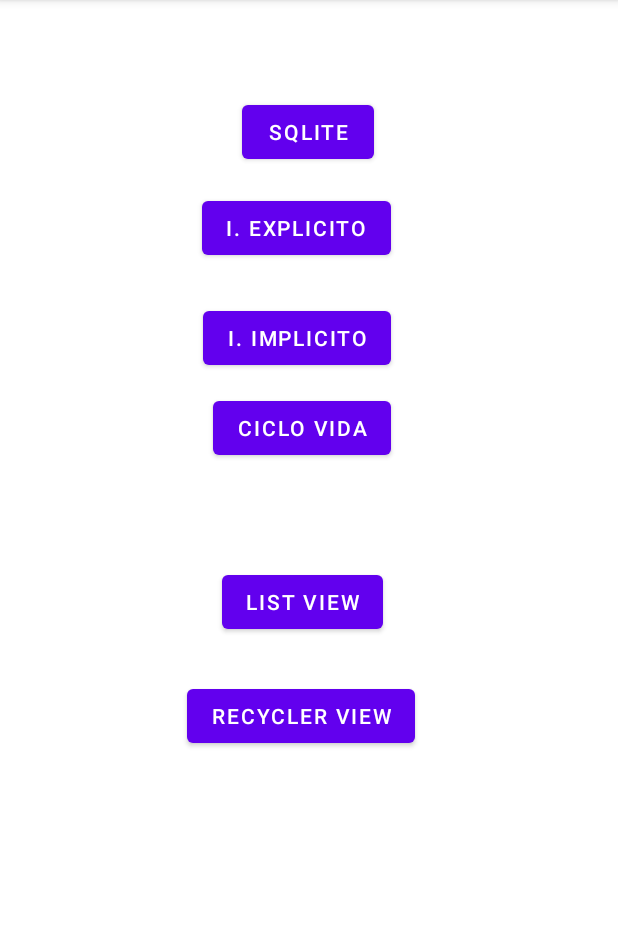
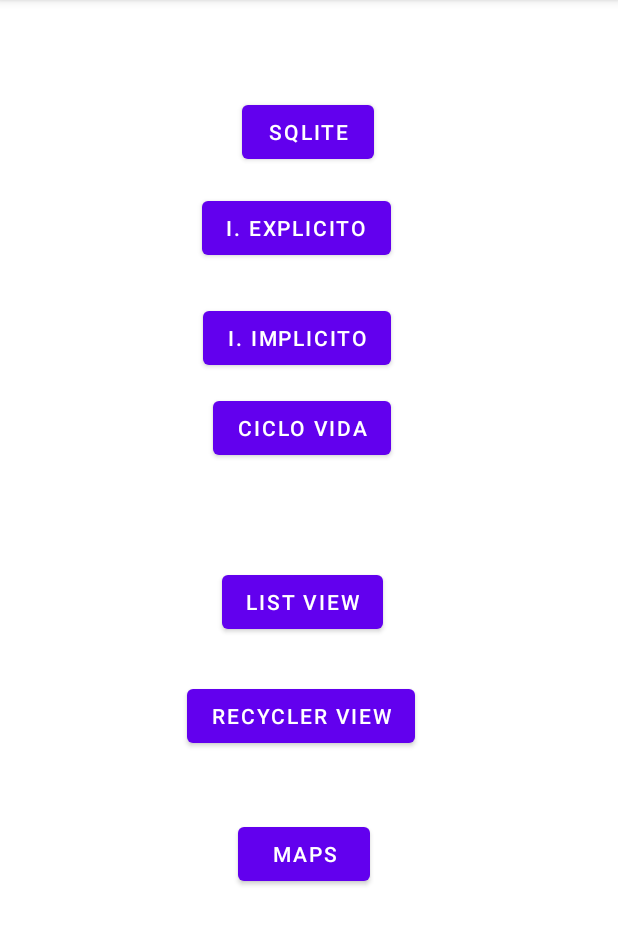
Before and after one commit to 2022B-Software-Computacion/perez-nieto-cristopher-santiago, an Android app: the screen it shows after launch (MainActivity), on a phone screen of 412 x 824 dp, the part 84-1029 px from its top. Run offline under Robolectric (Android 15) with nearby library versions, the phone set to English and light mode, and no system bars.

Commit message:
Google Maps 2

```diff
--- a/01-android/app/src/main/AndroidManifest.xml
+++ b/01-android/app/src/main/AndroidManifest.xml
@@ -1,6 +1,9 @@
 <?xml version="1.0" encoding="utf-8"?>
 <manifest xmlns:android="http://schemas.android.com/apk/res/android"
     xmlns:tools="http://schemas.android.com/tools">
+
+    <uses-permission android:name="android.permission.ACCESS_COARSE_LOCATION" />
+    <uses-permission android:name="android.permission.ACCESS_FINE_LOCATION" />
 
     <application
         android:allowBackup="true"
--- a/01-android/app/src/main/java/com/example/cspnapplication/MainActivity.kt
+++ b/01-android/app/src/main/java/com/example/cspnapplication/MainActivity.kt
@@ -98,6 +98,12 @@ class MainActivity : AppCompatActivity() {
             .setOnClickListener {
                 irActividad(GRecyclerView::class.java)
             }
+
+        val botonMaps = findViewById<Button>(R.id.btn_google_maps)
+        botonMaps
+            .setOnClickListener {
+                irActividad(HGoogleMapsActivity::class.java)
+            }
     }
 
     fun abrirActividadConParametros(
--- a/01-android/app/src/main/res/layout/activity_main.xml
+++ b/01-android/app/src/main/res/layout/activity_main.xml
@@ -75,4 +75,15 @@
         app:layout_constraintStart_toStartOf="@+id/btn_ir_list_view"
         app:layout_constraintTop_toBottomOf="@+id/btn_ir_list_view" />
 
+    <Button
+        android:id="@+id/btn_google_maps"
+        android:layout_width="wrap_content"
+        android:layout_height="wrap_content"
+        android:layout_marginTop="44dp"
+        android:text="Maps"
+        app:layout_constraintEnd_toEndOf="@+id/btn_recycler_view"
+        app:layout_constraintHorizontal_bias="0.533"
+        app:layout_constraintStart_toStartOf="@+id/btn_recycler_view"
+        app:layout_constraintTop_toBottomOf="@+id/btn_recycler_view" />
+
 </androidx.constraintlayout.widget.ConstraintLayout>
```
Also changed, not shown: 01-android/app/src/main/java/com/example/cspnapplication/HGoogleMapsActivity.kt (+102 -0 lines).
